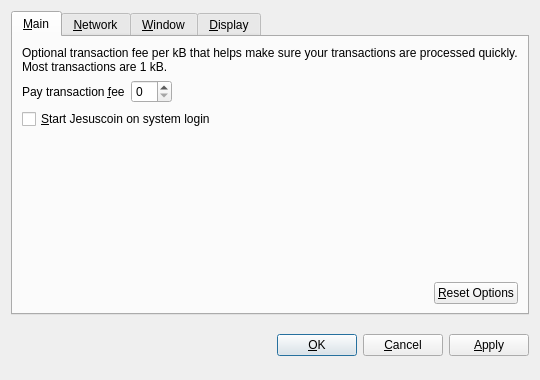
First picture: the form in src/qt/forms/optionsdialog.ui, repository Beggarcoin/beggarcoin, before the edit.
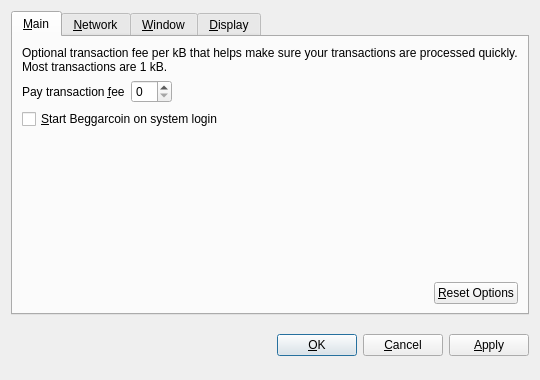
Second picture: the form after the edit. Custom widgets are drawn as their Qt base class.

```diff
--- a/src/qt/forms/optionsdialog.ui
+++ b/src/qt/forms/optionsdialog.ui
@@ -82,7 +82,7 @@
           <string>Automatically start Jesuscoin after logging in to the system.</string>
          </property>
          <property name="text">
-          <string>&amp;Start Jesuscoin on system login</string>
+          <string>&amp;Start Beggarcoin on system login</string>
          </property>
         </widget>
        </item>
```
Left out of the diff: 10 changed lines with no effect on the pictures.
